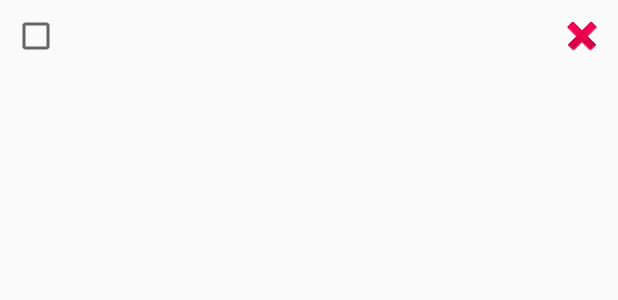
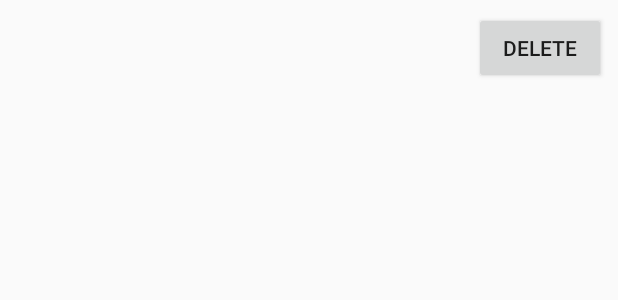
Before and after one commit to Vagner-Alves/android-project-listas, an Android app: the layout task_item.xml on its own in the app's theme, with its tools: preview values and no code run, on a phone screen of 412 x 824 dp. Shown: the top 300 px of the screen. Run offline under Robolectric (Android 15) with nearby library versions, the phone set to English and light mode, and no system bars.

Commit message:
fix: bug fixex

```diff
--- a/app/src/main/res/layout/task_item.xml
+++ b/app/src/main/res/layout/task_item.xml
@@ -5,24 +5,17 @@
     android:orientation="horizontal"
     android:padding="8dp">
 
-    <CheckBox
-        android:id="@+id/task_checkbox"
-        android:layout_width="wrap_content"
-        android:layout_height="wrap_content" />
-
     <TextView
         android:id="@+id/task_title"
         android:layout_width="0dp"
         android:layout_height="wrap_content"
         android:layout_weight="1"
-        android:layout_marginStart="8dp"
         android:textSize="16sp" />
 
-    <ImageButton
+    <Button
         android:id="@+id/delete_button"
         android:layout_width="wrap_content"
         android:layout_height="wrap_content"
-        android:src="@android:drawable/ic_delete"
-        android:background="?android:attr/selectableItemBackground"
-        android:contentDescription="Delete Task" />
+        android:text="Delete" />
+
 </LinearLayout>
--- a/gradle/libs.versions.toml
+++ b/gradle/libs.versions.toml
@@ -11,6 +11,8 @@ espressoCore = "3.7.0"
 lifecycleRuntimeKtx = "2.9.3"
 activityCompose = "1.11.0"
 composeBom = "2024.09.00"
+material = "1.12.0"
+activity = "1.9.0"
 
 [libraries]
 androidx-core-ktx = { group = "androidx.core", name = "core-ktx", version.ref = "coreKtx" }
@@ -30,6 +32,8 @@ androidx-compose-ui-tooling-preview = { group = "androidx.compose.ui", name = "u
 androidx-compose-ui-test-manifest = { group = "androidx.compose.ui", name = "ui-test-manifest" }
 androidx-compose-ui-test-junit4 = { group = "androidx.compose.ui", name = "ui-test-junit4" }
 androidx-compose-material3 = { group = "androidx.compose.material3", name = "material3" }
+material = { group = "com.google.android.material", name = "material", version.ref = "material" }
+androidx-activity = { group = "androidx.activity", name = "activity-ktx", version.ref = "activity" }
 
 [plugins]
 android-application = { id = "com.android.application", version.ref = "agp" }
```
Also changed, not shown: app/build.gradle.kts (+7 -5 lines), app/src/main/java/com/example/android_study/MainActivity.kt (+45 -11 lines), app/src/main/java/com/example/android_study/TaskAdapter.kt (+14 -10 lines).
